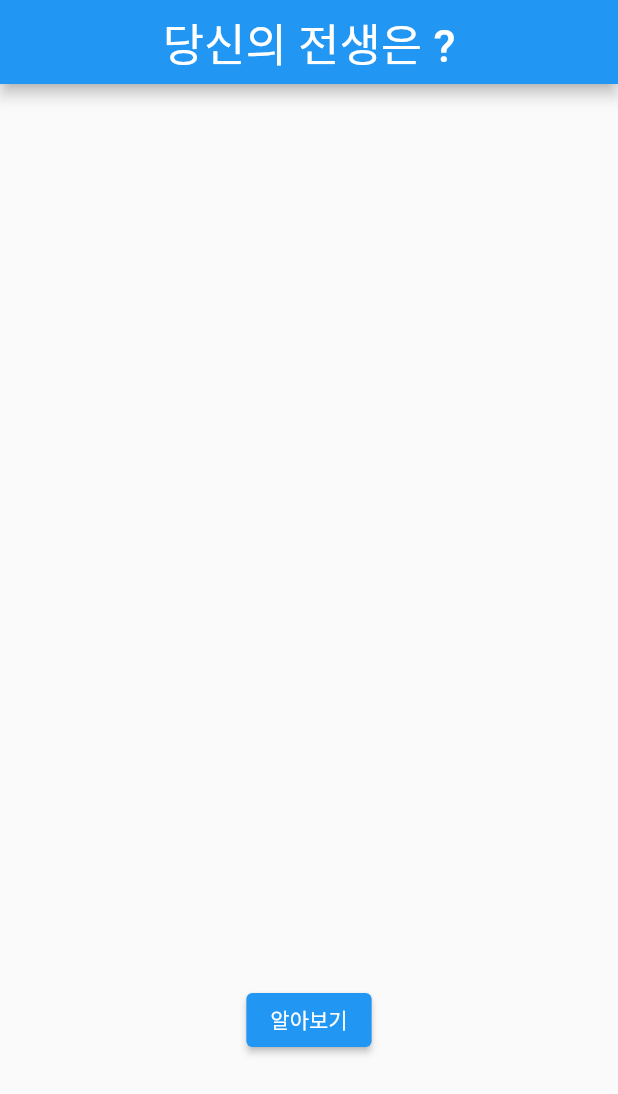
After one commit to saengle/PreviousLife, a Flutter app: the FutureExam5 screen opened directly, on a phone screen of 412 x 824 dp. The commit adds this screen. Shown: the top 1094 px of the screen. Run offline on Flutter 3.47's test engine with Material 2 defaults, Android fonts, the phone set to English and light mode, and no system bars.

Commit message:
Implement UI

```diff
--- /dev/null
+++ b/lib/future/future_exam_5.dart
@@ -0,0 +1,124 @@
+import 'package:flutter/cupertino.dart';
+import 'package:flutter/material.dart';
+import 'dart:math';
+
+Random random = new Random();
+int randomNumber = random.nextInt(8);
+
+
+class FutureExam5 extends StatefulWidget {
+  const FutureExam5({Key? key}) : super(key: key);
+  @override
+  State<FutureExam5> createState() => _FutureExam5State();
+}
+
+class _FutureExam5State extends State<FutureExam5> {
+  var count = 0;
+  var setnumber = 0;
+
+
+  @override
+  Widget build(BuildContext context) {
+    return Scaffold(
+      appBar: AppBar(
+        centerTitle: true,
+        title: const Text('당신의 전생은 ?',
+        style: TextStyle(fontSize: 30),),
+      ),
+      body: Center(
+        child: Column(
+          children: [
+            const SizedBox(
+              height: 100,
+            ),
+            Container(
+              width: 300,
+              height: 300,
+              child: Column(
+                children: [
+                  if (setnumber == 0)
+                    const Blank()
+                  else if (setnumber == 1)
+                    const CircularProgressIndicator(
+                      strokeWidth: 4,
+                      valueColor: AlwaysStoppedAnimation<Color>(Colors.green),
+                    )
+                  else
+                    const FutureLife()
+                ],
+              ),
+            ),
+            const SizedBox(
+              height: 200,
+            ),
+            Column(
+              children: [
+                if (count == 0)
+                  ElevatedButton(
+                    onPressed: () async {
+                      setnumber++;
+                      setState(() {});
+                      print(setnumber);
+                      await Future.delayed(const Duration(seconds: 3));
+                      count++;
+                      setnumber++;
+                      setState(() {});
+                      print(setnumber);
+                    },
+                    child: const Text('알아보기'),
+                  )
+                else
+                  ElevatedButton(
+                    onPressed: () async {
+                      setnumber--;
+                      print(setnumber);
+                      setState(() {});
+                      await Future.delayed(const Duration(seconds: 3));
+                      count++;
+                      setnumber++;
+                      print(setnumber);
+                      setState(() {});
+                    },
+                    child: const Text('다시하기'),
+                  ),
+              ],
+            )
+          ],
+        ),
+      ),
+    );
+  }
+}
+
+class FutureLife extends StatelessWidget {
+  const FutureLife({Key? key}) : super(key: key);
+
+  @override
+  Widget build(BuildContext context) {
+    return Column(
+        children: [
+          ClipRRect(
+            borderRadius: BorderRadius.circular(26.0),
+            child: Image.network(
+              'https://img.vogue.co.kr/vogue/2022/05/style_627a16c2b312b.jpeg',
+              width: 300,
+              height: 300,
+              fit: BoxFit.cover,
+            ),
+          ),
+        ],
+
+    );
+  }
+}
+
+class Blank extends StatelessWidget {
+  const Blank({Key? key}) : super(key: key);
+  @override
+  Widget build(BuildContext context) {
+    return Container(
+      width: 300,
+      height: 300,
+    );
+  }
+}
```
Also changed, not shown: lib/future/components/future_list.dart (added, +11 -0 lines), lib/future/future.dart (+65 -9 lines), lib/main.dart (+148 -89 lines).
